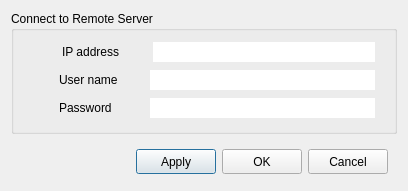
First picture: the form in remote.ui, repository ZhiruiFan/pacnanogui, before the edit.
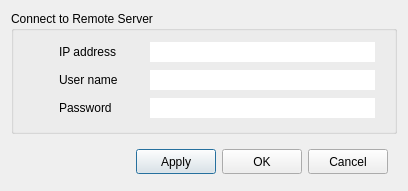
Second picture: the form after the edit. Icons and pictures are not drawn.

Patch:
```diff
--- a/remote.ui
+++ b/remote.ui
@@ -48,7 +48,7 @@
           </property>
           <property name="sizeHint" stdset="0">
            <size>
-            <width>13</width>
+            <width>10</width>
             <height>20</height>
            </size>
           </property>
```
Left out of the diff: 6 changed lines with no effect on the pictures.
